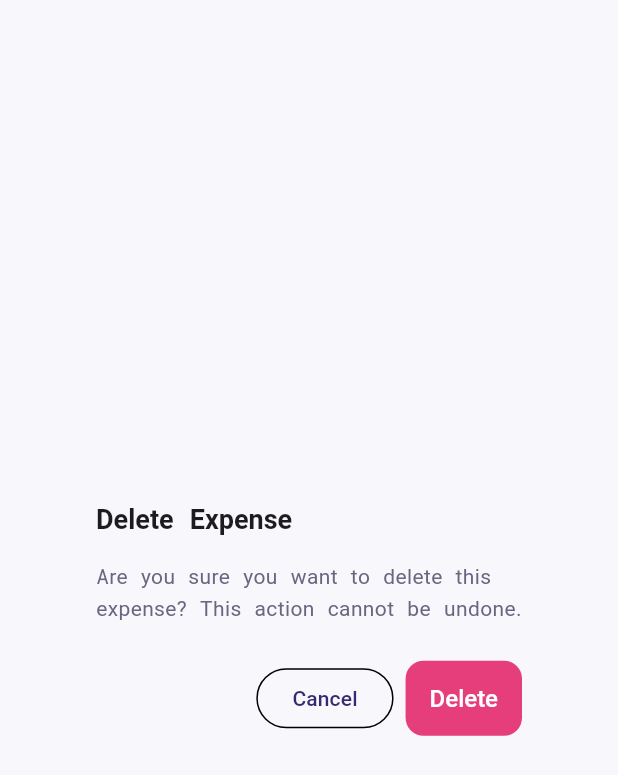
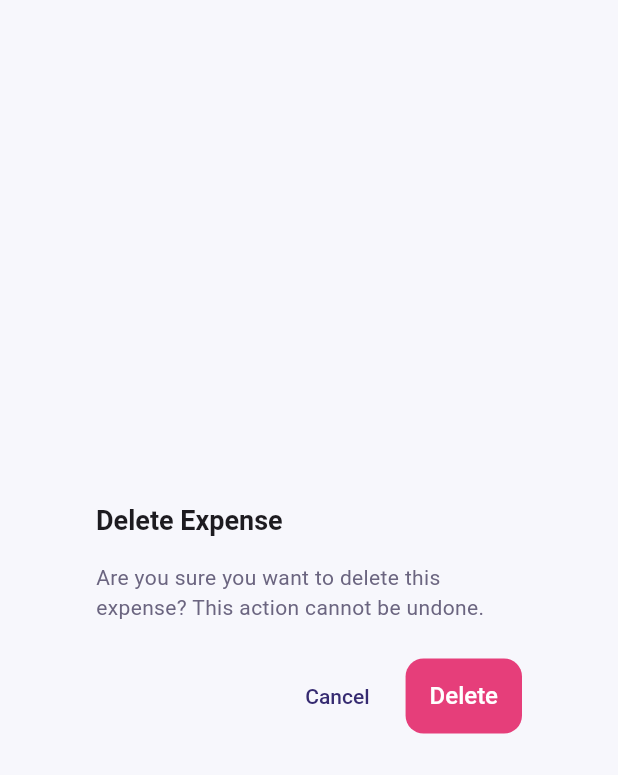
Before and after one commit to ereztabit/XpenseDesk_Flutter, a Flutter app: the DeleteExpenseDialog widget shown alone on an empty page, opened directly with empty values, on a phone screen of 412 x 824 dp. Shown: the top 775 px of the screen. Run offline on Flutter 3.47's test engine with Material 3 defaults, Android fonts, the phone set to English and light mode, and no system bars; our stand-ins replace email_validator, flutter_riverpod, google_fonts, shared_preferences, web, yaml; missing offline and left inert: dart:js_interop, dart:ui_web; accounts and stored records are empty; generated files the repository leaves out were written again; network calls fail; Roboto replaces fonts that are missing (Assistant).

Commit message:
in prog.

```diff
--- a/lib/screens/new_expense_screen.dart
+++ b/lib/screens/new_expense_screen.dart
@@ -353,6 +353,7 @@
         isAiData: _isAiData,
       );
       if (!mounted) return;
+      ref.invalidate(expenseSearchProvider);
       Navigator.of(context).pushReplacementNamed('/user/dashboard');
     } catch (_) {
       if (!mounted) return;
--- a/lib/widgets/expenses/delete_expense_dialog.dart
+++ b/lib/widgets/expenses/delete_expense_dialog.dart
@@ -75,8 +75,15 @@
         ),
       ),
       actions: [
-        OutlinedButton(
+        TextButton(
           onPressed: _isDeleting ? null : () => Navigator.of(context).pop(false),
+          style: TextButton.styleFrom(
+            shape: RoundedRectangleBorder(
+              borderRadius: BorderRadius.circular(AppTheme.borderRadius),
+            ),
+            minimumSize: const Size(0, 50),
+            padding: const EdgeInsets.symmetric(horizontal: 16),
+          ),
           child: Text(l10n.cancel),
         ),
         FilledButton(
```
Also changed, not shown: lib/widgets/expenses/desktop_expense_table.dart (+18 -11 lines), lib/widgets/expenses/receipt_image_panel.dart (+11 -9 lines), .claude/settings.local.json, 1 other file.
